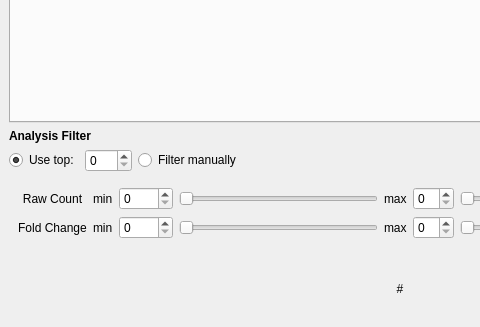
KaikiasVind/CellBadger, file Mainwindow.ui: the form before one commit; both pictures show x 0 to 480 and y 273 to 600 of the 800 by 600 pixel window.
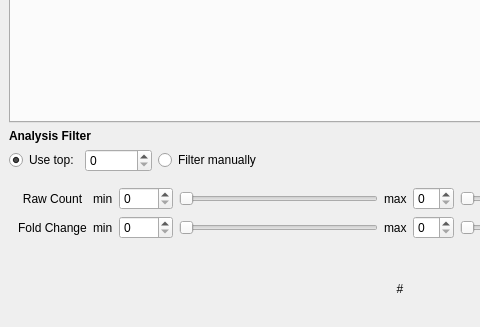
The form after the commit.

Commit message: BUGFIX: Fixed the filtering methods.

```diff
--- a/Mainwindow.ui
+++ b/Mainwindow.ui
@@ -128,7 +128,7 @@
          <string>Use the top n genes with the highest mean for analysis.</string>
         </property>
         <property name="maximum">
-         <number>500</number>
+         <number>5000000</number>
         </property>
         <property name="singleStep">
          <number>10</number>
```
The commit also changes 2 other files.
